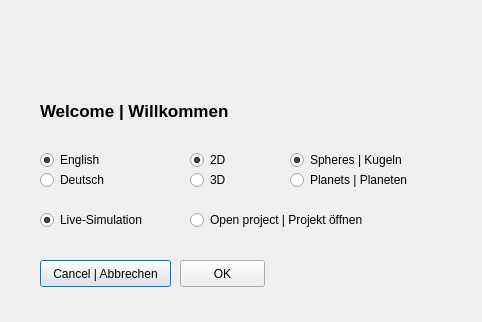
Before: the Qt Designer form StartDialog_Qt5.ui in jellysheep/spheresim, drawn with Qt 5.
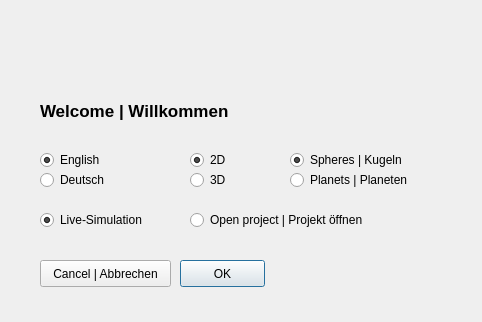
After: the same form once the commit is applied. Icons and pictures are not drawn.

Commit message: Replaced Dialog by StartDialog. Added RC files.

```diff
--- a/StartDialog_Qt5.ui
+++ b/StartDialog_Qt5.ui
@@ -11,7 +11,20 @@
    </rect>
   </property>
   <property name="windowTitle">
-   <string>Dialog</string>
+   <string>SphereSim</string>
+  </property>
+  <property name="windowIcon">
+   <iconset resource="StartDialog.qrc">
+    <normaloff>:/startDialog/Logo_aktuell_S_ohne_Schatten_transp.png</normaloff>:/startDialog/Logo_aktuell_S_ohne_Schatten_transp.png</iconset>
+  </property>
+  <property name="autoFillBackground">
+   <bool>false</bool>
+  </property>
+  <property name="sizeGripEnabled">
+   <bool>false</bool>
+  </property>
+  <property name="modal">
+   <bool>false</bool>
   </property>
   <widget class="QLabel" name="label">
    <property name="geometry">
@@ -208,6 +221,9 @@
    <property name="text">
     <string>OK</string>
    </property>
+   <property name="default">
+    <bool>true</bool>
+   </property>
   </widget>
   <widget class="QRadioButton" name="radioButton_8">
    <property name="geometry">
```
Left out of the diff: 101 changed lines with no effect on the pictures. The commit also changes 9 other files.
